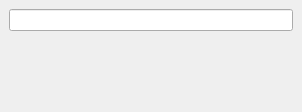
Above: studio/docks/node_edit.ui from caryoscelus/rainynite-studio before the change. Below: the same form after it.
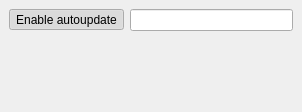
That is the form after the change. Icons and pictures are not drawn. Custom widgets are drawn as their Qt base class.

Commit message:
Node edit dock: make update toggleable
(quick fix to improve performance with heavy nodes)

What changed in the file:
```diff
--- a/studio/docks/node_edit.ui
+++ b/studio/docks/node_edit.ui
@@ -16,7 +16,27 @@
   <widget class="QWidget" name="content">
    <layout class="QVBoxLayout" name="verticalLayout">
     <item>
-     <widget class="rainynite::studio::NodeStringEditor" name="text_edit"/>
+     <layout class="QHBoxLayout" name="layout">
+      <item>
+       <widget class="QToolButton" name="enable_autoupdate">
+        <property name="text">
+         <string>Enable autoupdate</string>
+        </property>
+        <property name="icon">
+         <iconset theme="view-refresh"/>
+        </property>
+        <property name="checkable">
+         <bool>true</bool>
+        </property>
+        <property name="checked">
+         <bool>true</bool>
+        </property>
+       </widget>
+      </item>
+      <item>
+       <widget class="rainynite::studio::NodeStringEditor" name="text_edit"/>
+      </item>
+     </layout>
     </item>
     <item>
      <widget class="QWidget" name="custom_placeholder" native="true"/>
```
The commit also changes 3 other files.
